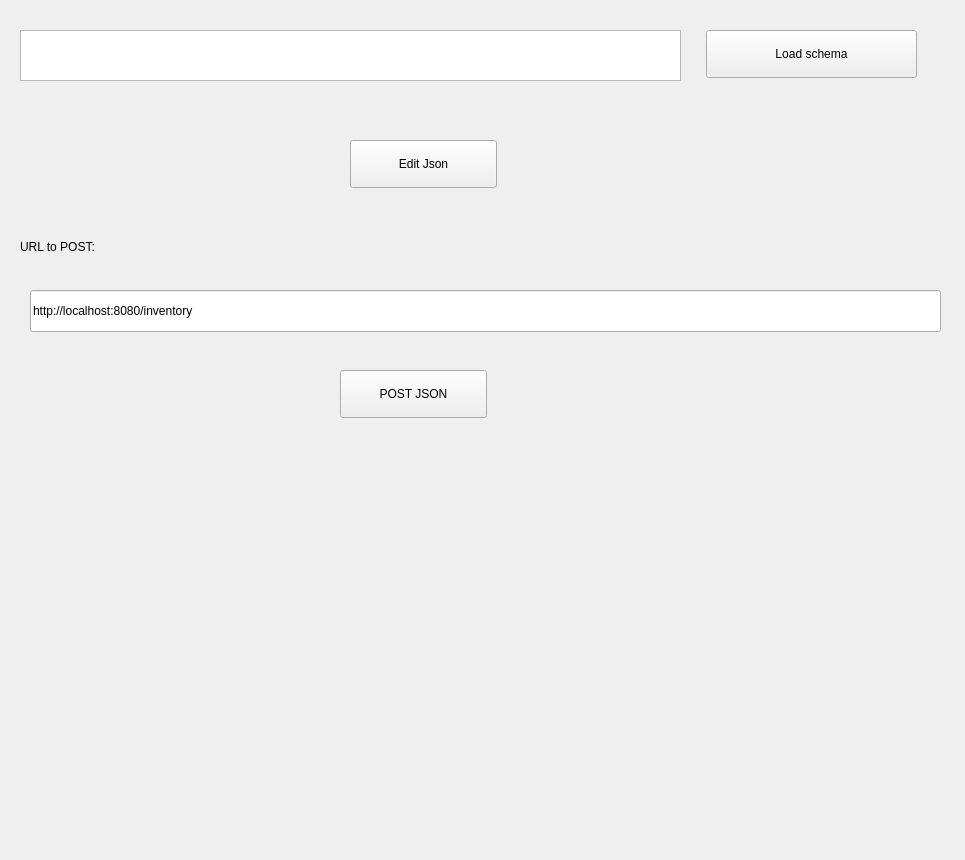
Old version of the form frontend/pyQT/pyQT_client.ui in the repository davhep/form_server.
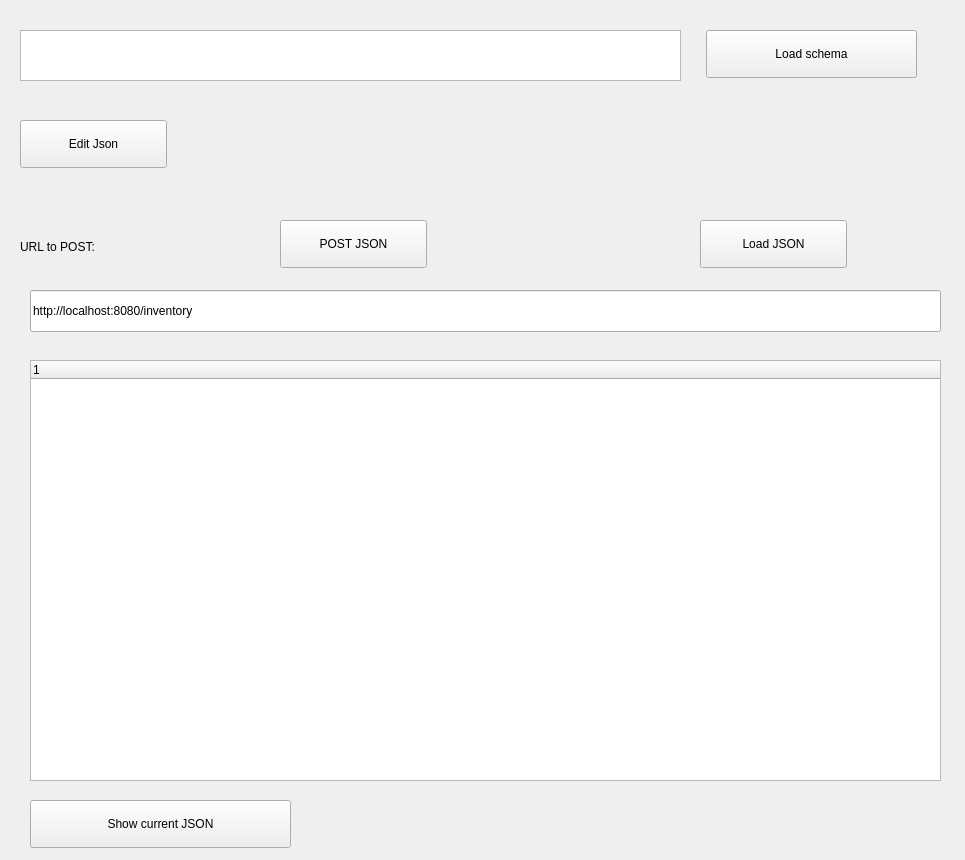
New version of the form.

Commit message: Feature added: show current JSON as tree

The edit to the form file:
```diff
--- a/frontend/pyQT/pyQT_client.ui
+++ b/frontend/pyQT/pyQT_client.ui
@@ -40,8 +40,8 @@
    <widget class="QPushButton" name="editJSON">
     <property name="geometry">
      <rect>
-      <x>350</x>
-      <y>140</y>
+      <x>20</x>
+      <y>120</y>
       <width>147</width>
       <height>48</height>
      </rect>
@@ -79,8 +79,8 @@
    <widget class="QPushButton" name="postJSON">
     <property name="geometry">
      <rect>
-      <x>340</x>
-      <y>370</y>
+      <x>280</x>
+      <y>220</y>
       <width>147</width>
       <height>48</height>
      </rect>
@@ -89,6 +89,47 @@
      <string>POST JSON</string>
     </property>
    </widget>
+   <widget class="QTreeWidget" name="JSONtreeWidget">
+    <property name="geometry">
+     <rect>
+      <x>30</x>
+      <y>360</y>
+      <width>911</width>
+      <height>421</height>
+     </rect>
+    </property>
+    <column>
+     <property name="text">
+      <string notr="true">1</string>
+     </property>
+    </column>
+   </widget>
+   <widget class="QPushButton" name="showJSON">
+    <property name="geometry">
+     <rect>
+      <x>30</x>
+      <y>800</y>
+      <width>261</width>
+      <height>48</height>
+     </rect>
+    </property>
+    <property name="text">
+     <string>Show current JSON</string>
+    </property>
+   </widget>
+   <widget class="QPushButton" name="loadJSON">
+    <property name="geometry">
+     <rect>
+      <x>700</x>
+      <y>220</y>
+      <width>147</width>
+      <height>48</height>
+     </rect>
+    </property>
+    <property name="text">
+     <string>Load JSON</string>
+    </property>
+   </widget>
   </widget>
  </widget>
  <resources/>
```
The commit also changes 1 other file.
